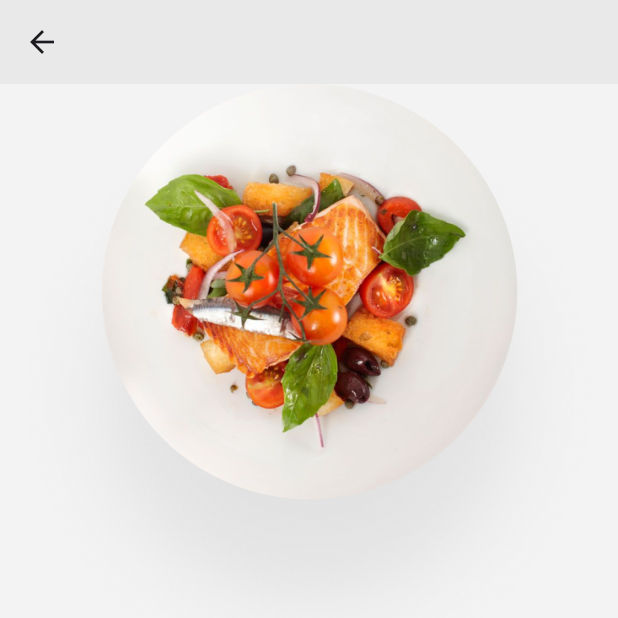
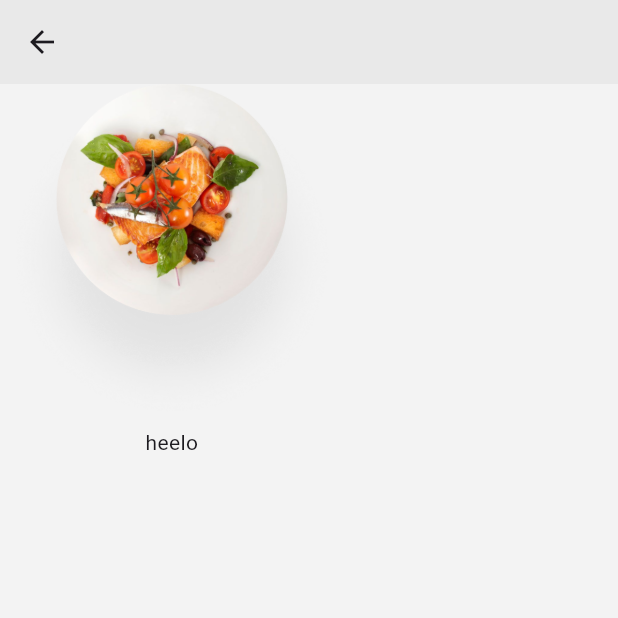
Before and after one commit to anuj-1637/food_delivery_app, a Flutter app: the Food_Items_Screen screen opened directly, on a phone screen of 412 x 824 dp, the top half of it. Run offline on Flutter 3.47's test engine with Material 3 defaults, Android fonts, the phone set to English and light mode, and no system bars; our stand-ins replace flutter_screenutil, flutter_svg, font_awesome_flutter, rive; statements that could not run were skipped; project files that could hold a hidden picture were left out.

Commit message:
food app

```diff
--- a/lib/content_screen/food_items_scrren.dart
+++ b/lib/content_screen/food_items_scrren.dart
@@ -1,4 +1,5 @@
 import 'package:flutter/material.dart';
+import 'package:flutter_screenutil/flutter_screenutil.dart';
 
 class Food_Items_Screen extends StatefulWidget {
   @override
@@ -11,7 +12,12 @@ class _Food_Items_Screen extends State<Food_Items_Screen> {
     return Scaffold(
       appBar: AppBar(backgroundColor: Color.fromRGBO(142, 142, 142, 0.1)),
       backgroundColor: Color.fromRGBO(142, 142, 142, 0.1),
-      body: Column(children: [Image.asset("assets/images/Mask Group.png")]),
+      body: Column(
+        children: [
+          Image.asset("assets/images/Mask Group.png", width: 200.w),
+          Text("heelo"),
+        ],
+      ),
     );
   }
 }
```
